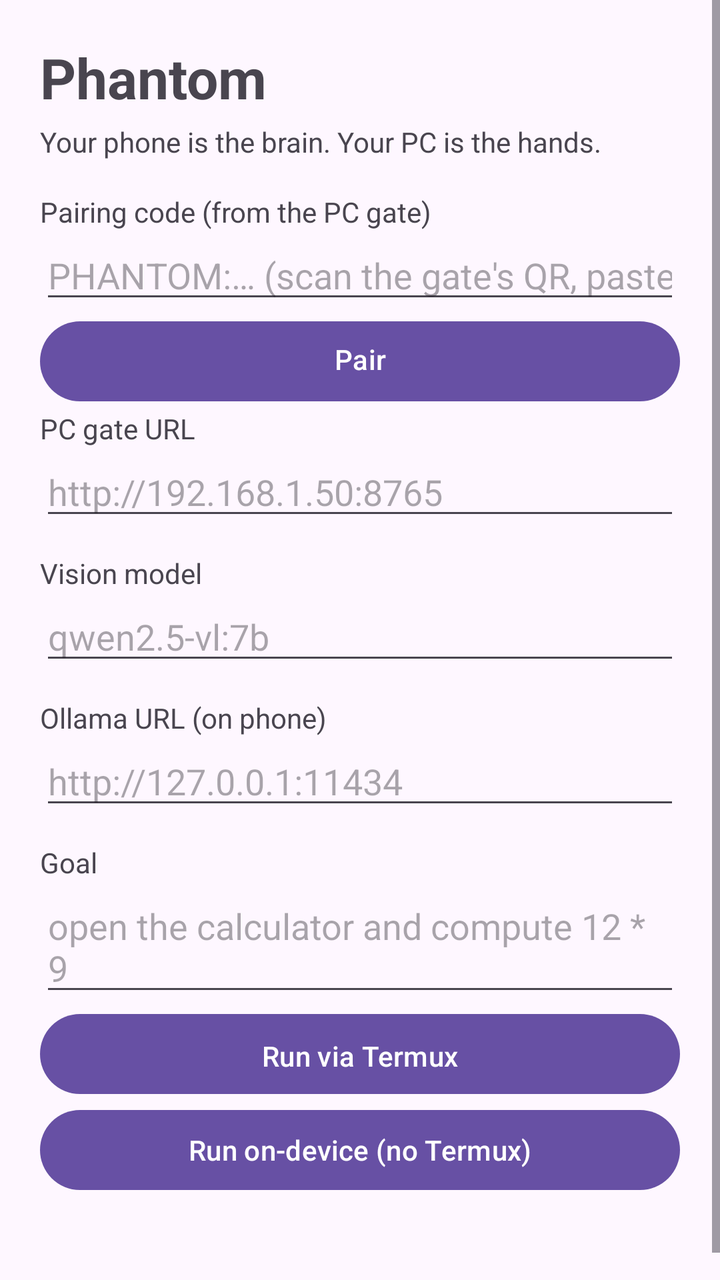
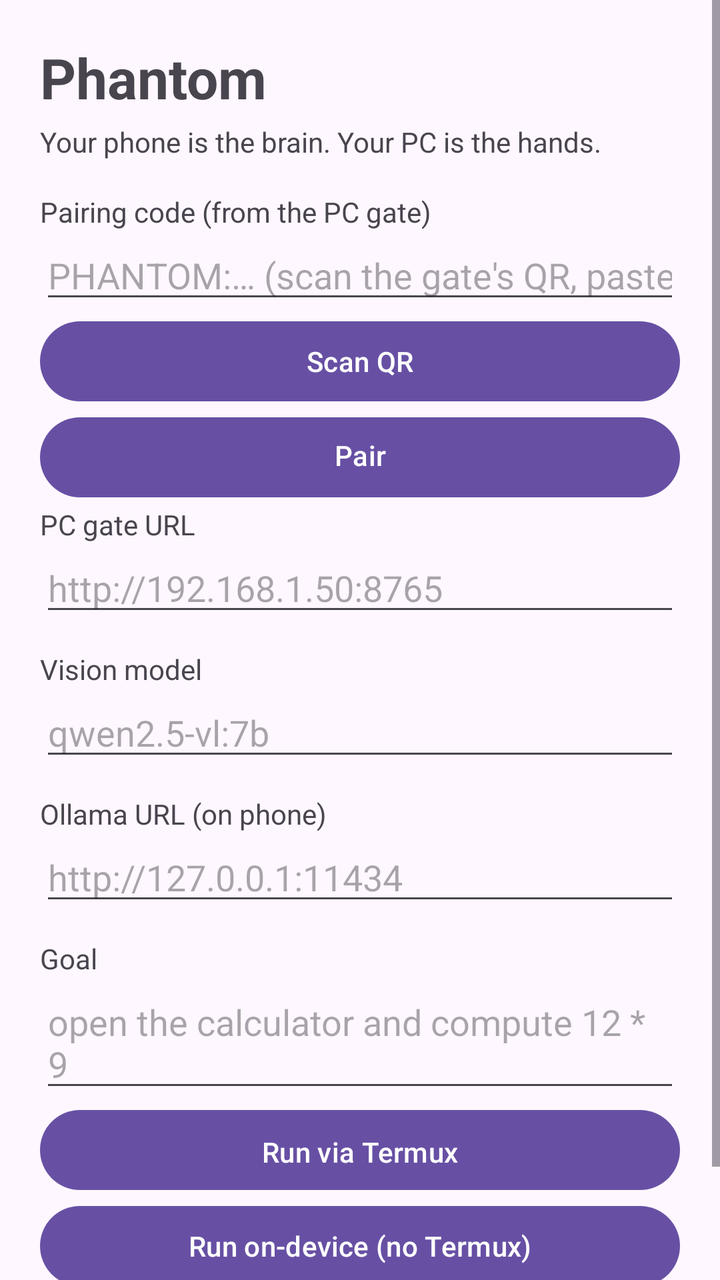

An Android layout rendered at two revisions. The XML below is the earlier revision; the diff shows what the commit changed to produce the second picture.
<!-- AndroidManifest.xml: application theme Theme.Phantom -->
<!-- res/layout/activity_main.xml -->
<?xml version="1.0" encoding="utf-8"?>
<ScrollView xmlns:android="http://schemas.android.com/apk/res/android"
    android:layout_width="match_parent"
    android:layout_height="match_parent"
    android:fillViewport="true">

    <LinearLayout
        android:layout_width="match_parent"
        android:layout_height="wrap_content"
        android:orientation="vertical"
        android:padding="20dp">

        <TextView
            android:layout_width="wrap_content"
            android:layout_height="wrap_content"
            android:text="@string/app_name"
            android:textSize="28sp"
            android:textStyle="bold"
            android:paddingBottom="4dp" />

        <TextView
            android:layout_width="wrap_content"
            android:layout_height="wrap_content"
            android:text="@string/tagline"
            android:paddingBottom="16dp" />

        <TextView
            android:layout_width="wrap_content"
            android:layout_height="wrap_content"
            android:text="@string/label_pairing" />

        <EditText
            android:id="@+id/pairingCode"
            android:layout_width="match_parent"
            android:layout_height="wrap_content"
            android:hint="@string/hint_pairing"
            android:inputType="text"
            android:importantForAutofill="no" />

        <Button
            android:id="@+id/pairButton"
            android:layout_width="match_parent"
            android:layout_height="wrap_content"
            android:text="@string/pair"
            android:paddingBottom="8dp" />

        <TextView
            android:layout_width="wrap_content"
            android:layout_height="wrap_content"
            android:text="@string/label_pc_url" />

        <EditText
            android:id="@+id/pcUrl"
            android:layout_width="match_parent"
            android:layout_height="wrap_content"
            android:hint="@string/hint_pc_url"
            android:inputType="textUri"
            android:importantForAutofill="no" />

        <TextView
            android:layout_width="wrap_content"
            android:layout_height="wrap_content"
            android:text="@string/label_model"
            android:paddingTop="12dp" />

        <EditText
            android:id="@+id/model"
            android:layout_width="match_parent"
            android:layout_height="wrap_content"
            android:hint="@string/hint_model"
            android:inputType="text"
            android:importantForAutofill="no" />

        <TextView
            android:layout_width="wrap_content"
            android:layout_height="wrap_content"
            android:text="@string/label_ollama"
            android:paddingTop="12dp" />

        <EditText
            android:id="@+id/ollamaUrl"
            android:layout_width="match_parent"
            android:layout_height="wrap_content"
            android:hint="@string/hint_ollama"
            android:inputType="textUri"
            android:importantForAutofill="no" />

        <TextView
            android:layout_width="wrap_content"
            android:layout_height="wrap_content"
            android:text="@string/label_goal"
            android:paddingTop="12dp" />

        <EditText
            android:id="@+id/goal"
            android:layout_width="match_parent"
            android:layout_height="wrap_content"
            android:hint="@string/hint_goal"
            android:inputType="textMultiLine"
            android:minLines="2"
            android:importantForAutofill="no" />

        <Button
            android:id="@+id/runButton"
            android:layout_width="match_parent"
            android:layout_height="wrap_content"
            android:text="@string/run_termux"
            android:paddingTop="8dp" />

        <Button
            android:id="@+id/runOnDeviceButton"
            android:layout_width="match_parent"
            android:layout_height="wrap_content"
            android:text="@string/run_on_device" />

        <TextView
            android:id="@+id/log"
            android:layout_width="match_parent"
            android:layout_height="wrap_content"
            android:paddingTop="16dp"
            android:fontFamily="monospace"
            android:textIsSelectable="true"
            android:text="" />
    </LinearLayout>
</ScrollView>
<!-- resources referenced by this layout -->
<resources>
  <string name="app_name">Phantom</string>
  <string name="hint_goal">open the calculator and compute 12 * 9</string>
  <string name="hint_model">qwen2.5-vl:7b</string>
  <string name="hint_ollama">http://127.0.0.1:11434</string>
  <string name="hint_pairing">PHANTOM:…  (scan the gate\'s QR, paste here)</string>
  <string name="hint_pc_url">http://192.168.1.50:8765</string>
  <string name="label_goal">Goal</string>
  <string name="label_model">Vision model</string>
  <string name="label_ollama">Ollama URL (on phone)</string>
  <string name="label_pairing">Pairing code (from the PC gate)</string>
  <string name="label_pc_url">PC gate URL</string>
  <string name="pair">Pair</string>
  <string name="run_on_device">Run on-device (no Termux)</string>
  <string name="run_termux">Run via Termux</string>
  <string name="tagline">Your phone is the brain. Your PC is the hands.</string>
  <style name="Theme.Phantom" parent="Theme.Material3.DayNight.NoActionBar" />
</resources>

<!-- the commit's change to res/layout/activity_main.xml (unified diff, before → after) -->
@@ -36,6 +36,12 @@
             android:hint="@string/hint_pairing"
             android:inputType="text"
             android:importantForAutofill="no" />
+
+        <Button
+            android:id="@+id/scanButton"
+            android:layout_width="match_parent"
+            android:layout_height="wrap_content"
+            android:text="@string/scan_qr" />
 
         <Button
             android:id="@+id/pairButton"
<!-- resource entries referenced after the edit -->
@@ -14,6 +14,7 @@
   <string name="pair">Pair</string>
   <string name="run_on_device">Run on-device (no Termux)</string>
   <string name="run_termux">Run via Termux</string>
+  <string name="scan_qr">Scan QR</string>
   <string name="tagline">Your phone is the brain. Your PC is the hands.</string>
   <style name="Theme.Phantom" parent="Theme.Material3.DayNight.NoActionBar" />
 </resources>
